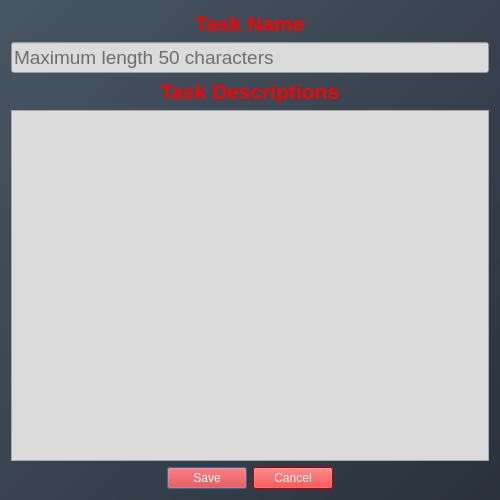
Above: src/main/resources/base/ui/AddTaskWindow.ui from wskoly/Task_Reminder before the change. Below: the same form after it.
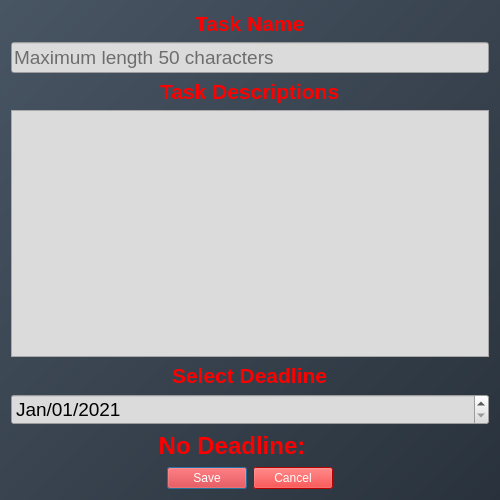
That is the form after the change. Icons and pictures are not drawn.

```diff
--- a/src/main/resources/base/ui/AddTaskWindow.ui
+++ b/src/main/resources/base/ui/AddTaskWindow.ui
@@ -104,6 +104,108 @@
        </property>
       </widget>
      </item>
+     <item alignment="Qt::AlignHCenter">
+      <widget class="QLabel" name="label_3">
+       <property name="font">
+        <font>
+         <pointsize>16</pointsize>
+         <weight>75</weight>
+         <bold>true</bold>
+        </font>
+       </property>
+       <property name="styleSheet">
+        <string notr="true">background-color:rgba(0,0,0,0%);
+color:red;</string>
+       </property>
+       <property name="text">
+        <string>Select Deadline</string>
+       </property>
+      </widget>
+     </item>
+     <item>
+      <widget class="QDateEdit" name="deadline">
+       <property name="font">
+        <font>
+         <pointsize>14</pointsize>
+        </font>
+       </property>
+       <property name="styleSheet">
+        <string notr="true">background-color:rgb(219, 219, 219);
+color:black;</string>
+       </property>
+       <property name="displayFormat">
+        <string>MMM/dd/yyyy</string>
+       </property>
+       <property name="date">
+        <date>
+         <year>2021</year>
+         <month>1</month>
+         <day>1</day>
+        </date>
+       </property>
+      </widget>
+     </item>
+     <item alignment="Qt::AlignHCenter">
+      <widget class="QCheckBox" name="noDeadline">
+       <property name="font">
+        <font>
+         <pointsize>18</pointsize>
+         <weight>75</weight>
+         <bold>true</bold>
+        </font>
+       </property>
+       <property name="layoutDirection">
+        <enum>Qt::RightToLeft</enum>
+       </property>
+       <property name="styleSheet">
+        <string notr="true">QCheckBox {
+    spacing: 1px;
+	background-color:rgba(0,0,0,0%);
+    color:red;
+}
+
+QCheckBox::indicator {
+    width: 30px;
+    height: 30px;
+}
+
+QCheckBox::indicator:unchecked {
+    image: url(:/Resources/unchecked.png);
+}
+
+QCheckBox::indicator:unchecked:hover {
+    image: url(:/Resources/unchecked_hover.png);
+}
+
+QCheckBox::indicator:unchecked:pressed {
+    image: url(:/Resources/unchecked_pressed.png);
+}
+
+QCheckBox::indicator:checked {
+    image: url(:/Resources/checked.png);
+}
+
+QCheckBox::indicator:checked:hover {
+    image: url(:/Resources/checked_hover.png);
+}
+
+QCheckBox::indicator:checked:pressed {
+    image: url(:/Resources/checked_pressed.png);
+}
+
+</string>
+       </property>
+       <property name="text">
+        <string>No Deadline: </string>
+       </property>
+       <property name="iconSize">
+        <size>
+         <width>50</width>
+         <height>50</height>
+        </size>
+       </property>
+      </widget>
+     </item>
     </layout>
    </item>
    <item>
```
